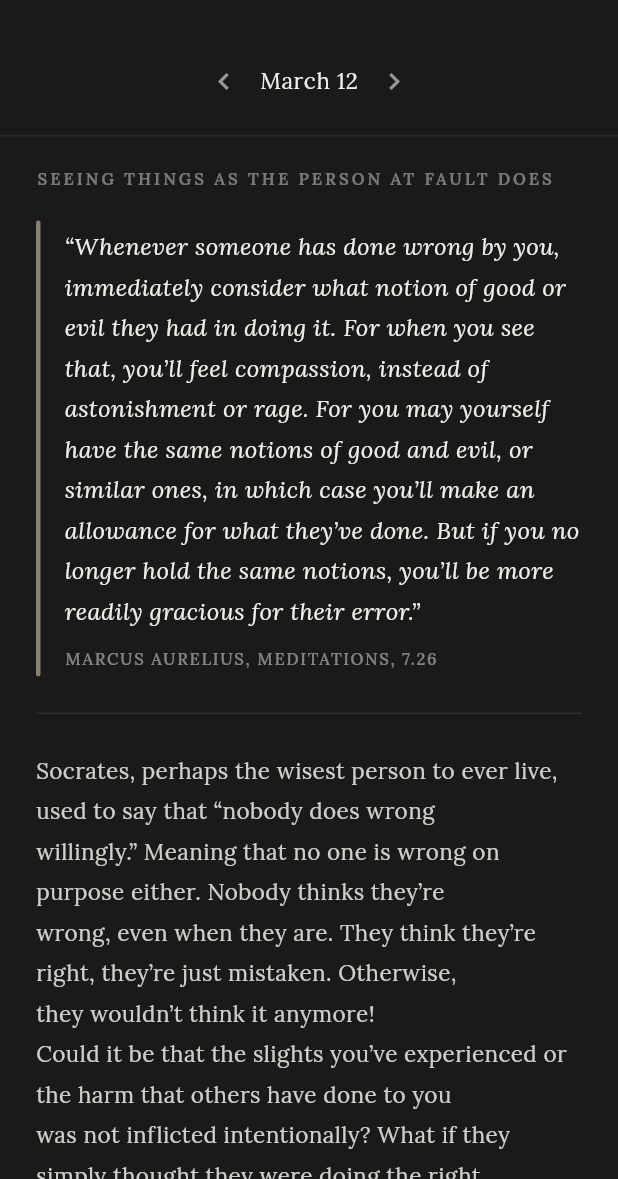
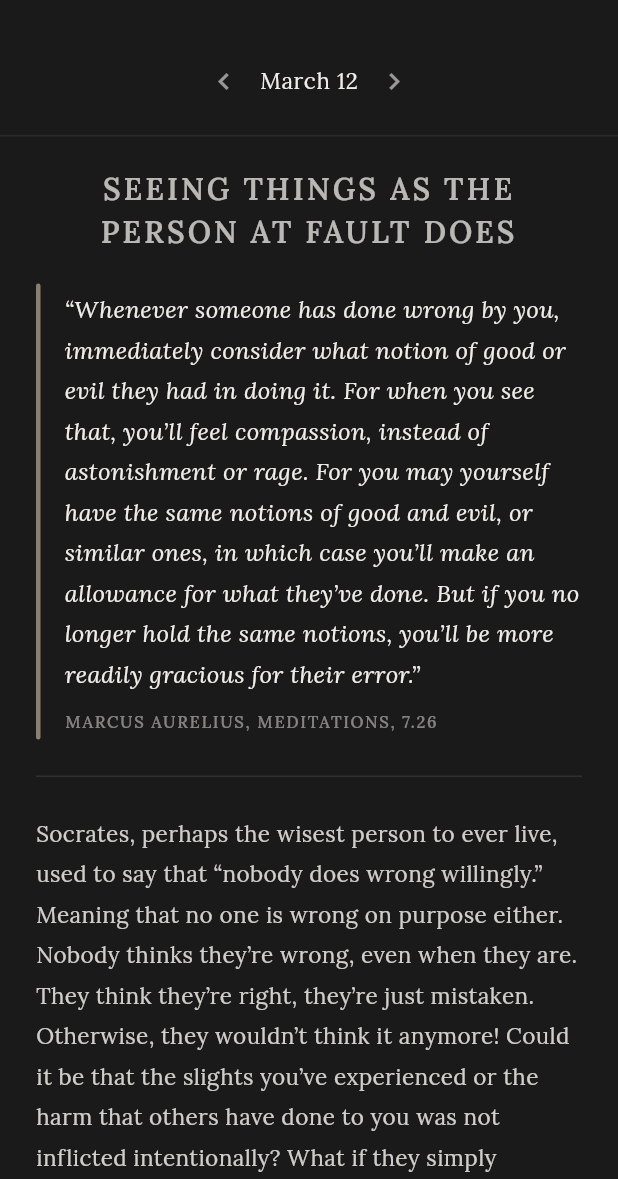
Before and after one commit to AlanComer/The-Daily-Stoic, a Flutter app: the HomeScreen screen opened directly, on a phone screen of 412 x 824 dp, the part 57-1236 px from its top. Run offline on Flutter 3.47's test engine with Material 3 defaults, Android fonts, the phone set to English and light mode, and no system bars; our stand-ins replace flutter_secure_storage, google_fonts; accounts and stored records are empty.

Commit message:
feat: improve UI readability and remove diary framing
- Enlarge and center passage title (11→20px)
- Reflow body text to fill window width by splitting on paragraph breaks
  and collapsing within-paragraph hard line breaks to spaces
- Add blank line spacing between body paragraphs
- Rename 'DIARY SUMMARY' section header to 'SUMMARY'
- Update AI prompt: remove diary framing, request key insight in one short sentence

Co-Authored-By: Claude Sonnet 4.6 <noreply@anthropic.com>

```diff
--- a/lib/services/ai_service.dart
+++ b/lib/services/ai_service.dart
@@ -6,9 +6,9 @@ import 'package:http/http.dart' as http;
 
 class AiService {
   static const _prompt =
-      'In one sentence, summarize the following Stoic passage for a personal diary entry:\n\n';
+      'In one short sentence, summarize the key insight of the following Stoic passage:\n\n';
 
-  /// Generates a one-line diary summary for [body] using the given [provider].
+  /// Generates a one-line summary for [body] using the given [provider].
   ///
   /// [provider] must be 'openai', 'anthropic', or 'ollama'.
   /// [apiKey] is ignored for Ollama — pass an empty string.
--- a/lib/widgets/entry_display.dart
+++ b/lib/widgets/entry_display.dart
@@ -29,14 +29,19 @@ class EntryDisplay extends StatelessWidget {
       child: Column(
         crossAxisAlignment: CrossAxisAlignment.start,
         children: [
-          // Title — small-caps style
-          Text(
+          // Title
+          Center(
+            child: Text(
               entry.title,
+              textAlign: TextAlign.center,
+              overflow: TextOverflow.ellipsis,
+              maxLines: 2,
               style: TextStyle(
-              fontSize: 11,
+                fontSize: 20,
                 letterSpacing: 2.0,
-              color: const Color(0xFFF0EDE8).withOpacity(0.45),
+                color: const Color(0xFFF0EDE8).withOpacity(0.75),
                 fontWeight: FontWeight.w600,
+              ),
             ),
           ),
 
@@ -51,25 +56,31 @@ class EntryDisplay extends StatelessWidget {
 
           const SizedBox(height: 24),
 
-          // Body text
-          Text(
-            entry.body,
+          // Body text — split on paragraph breaks, reflow within each paragraph
+          ...entry.body.split('\n\n').where((p) => p.trim().isNotEmpty).map((paragraph) {
+            final text = paragraph.replaceAll('\n', ' ').trim();
+            return Padding(
+              padding: const EdgeInsets.only(bottom: 16),
+              child: Text(
+                text,
                 style: GoogleFonts.lora(
                   fontSize: 15,
                   color: const Color(0xFFF0EDE8).withOpacity(0.85),
                   height: 1.8,
                 ),
               ),
+            );
+          }),
 
-          const SizedBox(height: 24),
+          const SizedBox(height: 8),
 
           const _Divider(),
 
           const SizedBox(height: 20),
 
-          // Diary summary section
+          // Summary section
           Text(
-            'DIARY SUMMARY',
+            'SUMMARY',
             style: TextStyle(
               fontSize: 10,
               letterSpacing: 1.8,
```
Lines whose indentation alone changed are shown as unchanged.
